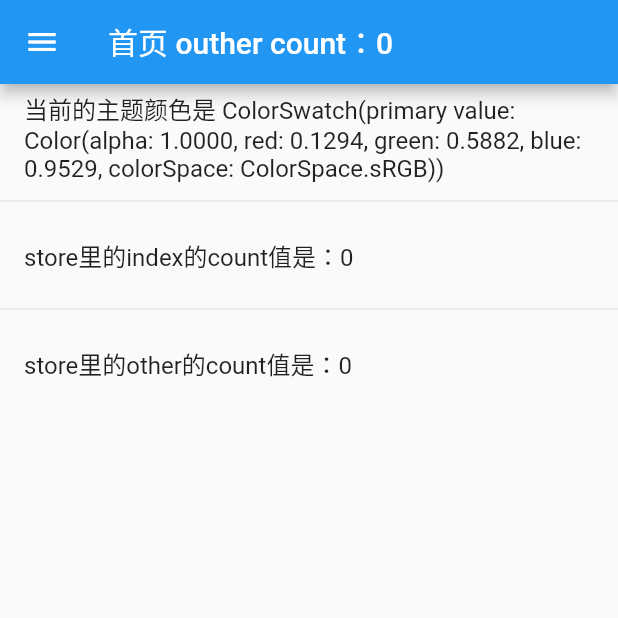
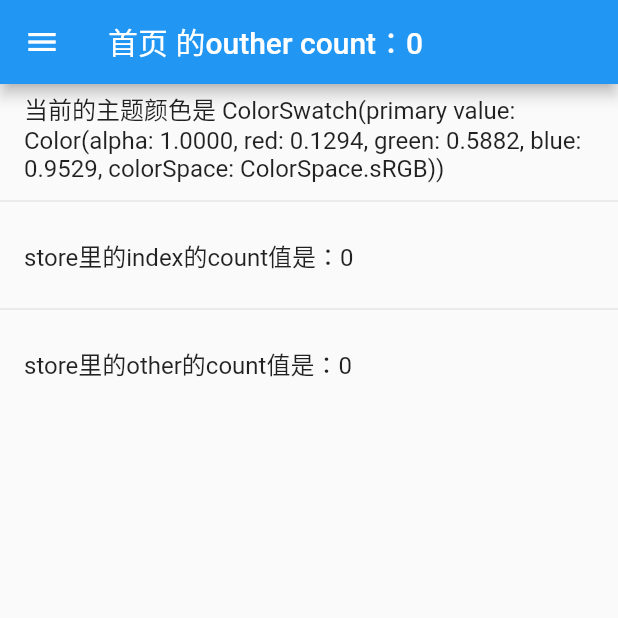
Before and after one commit to Taoyuqing/flutter_demos, a Flutter app: the screen it shows after launch, on a phone screen of 412 x 824 dp, the top half of it. Run offline on Flutter 3.47's test engine with Material 2 defaults, Android fonts, the phone set to English and light mode, and no system bars; our stand-ins replace flutter_redux, redux.

Commit message:
文字内容修改

```diff
--- a/lib/views/home/home.dart
+++ b/lib/views/home/home.dart
@@ -20,7 +20,7 @@ class _HomeState extends State<Home> {
           return Scaffold(
             key: _scaffoldKey,
             appBar: AppBar(
-              title: Text('首页 outher count：${state.other.count}'),
+              title: Text('首页 的outher count：${state.other.count}'),
             ),
             drawer: Drawer(
                 child: ListView(
```
